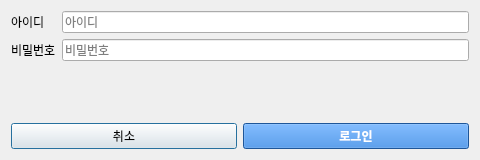
Qt form qt/client/login.ui (ginjuns/SNAP) before a commit.
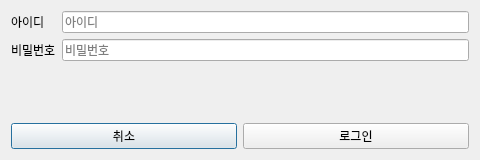
The same form after that commit.

Diff of the .ui file:
```diff
--- a/qt/client/login.ui
+++ b/qt/client/login.ui
@@ -60,9 +60,6 @@
      </item>
      <item>
       <widget class="QPushButton" name="btnOk">
-       <property name="styleSheet">
-        <string notr="true">background: #2a78d6; color: white; font-weight: bold;</string>
-       </property>
        <property name="text">
         <string>로그인</string>
        </property>
```
